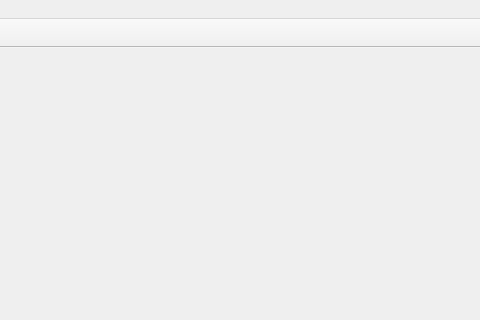
Qt form mainwindow.ui (FutureProg/Floorplan-Editor) before a commit; both pictures show x 399 to 879 and y 0 to 320 of the 879 by 566 pixel window.
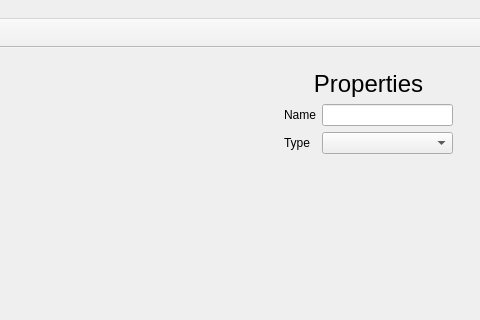
The same form after that commit. Icons and pictures are not drawn.

What changed in the file:
```diff
--- a/mainwindow.ui
+++ b/mainwindow.ui
@@ -32,12 +32,69 @@
      <widget class="QWidget" name="widget" native="true">
       <property name="sizePolicy">
        <sizepolicy hsizetype="Expanding" vsizetype="Preferred">
-        <horstretch>0</horstretch>
+        <horstretch>2</horstretch>
         <verstretch>0</verstretch>
        </sizepolicy>
       </property>
      </widget>
     </item>
+    <item>
+     <widget class="QWidget" name="widget_2" native="true">
+      <property name="sizePolicy">
+       <sizepolicy hsizetype="Preferred" vsizetype="Preferred">
+        <horstretch>1</horstretch>
+        <verstretch>0</verstretch>
+       </sizepolicy>
+      </property>
+      <widget class="QWidget" name="formLayoutWidget">
+       <property name="geometry">
+        <rect>
+         <x>0</x>
+         <y>0</y>
+         <width>191</width>
+         <height>471</height>
+        </rect>
+       </property>
+       <layout class="QFormLayout" name="formLayout">
+        <item row="1" column="0">
+         <widget class="QLabel" name="label">
+          <property name="text">
+           <string>Name</string>
+          </property>
+         </widget>
+        </item>
+        <item row="1" column="1">
+         <widget class="QLineEdit" name="selection_props_name"/>
+        </item>
+        <item row="2" column="0">
+         <widget class="QLabel" name="label_2">
+          <property name="text">
+           <string>Type</string>
+          </property>
+         </widget>
+        </item>
+        <item row="2" column="1">
+         <widget class="QComboBox" name="selection_props_type"/>
+        </item>
+        <item row="0" column="0" colspan="2">
+         <widget class="QLabel" name="label_3">
+          <property name="font">
+           <font>
+            <pointsize>18</pointsize>
+           </font>
+          </property>
+          <property name="text">
+           <string>Properties</string>
+          </property>
+          <property name="alignment">
+           <set>Qt::AlignCenter</set>
+          </property>
+         </widget>
+        </item>
+       </layout>
+      </widget>
+     </widget>
+    </item>
    </layout>
   </widget>
   <widget class="QMenuBar" name="menuBar">
```
Left out of the diff: 2 changed lines with no effect on the pictures.
